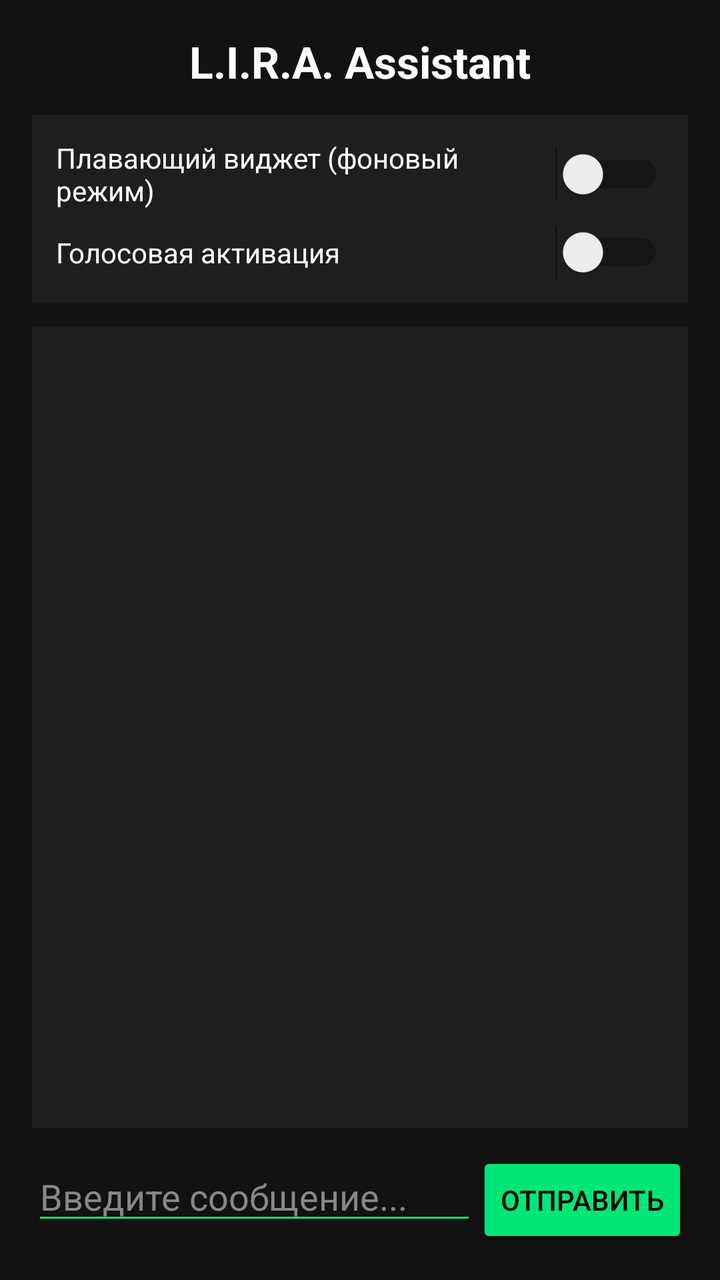
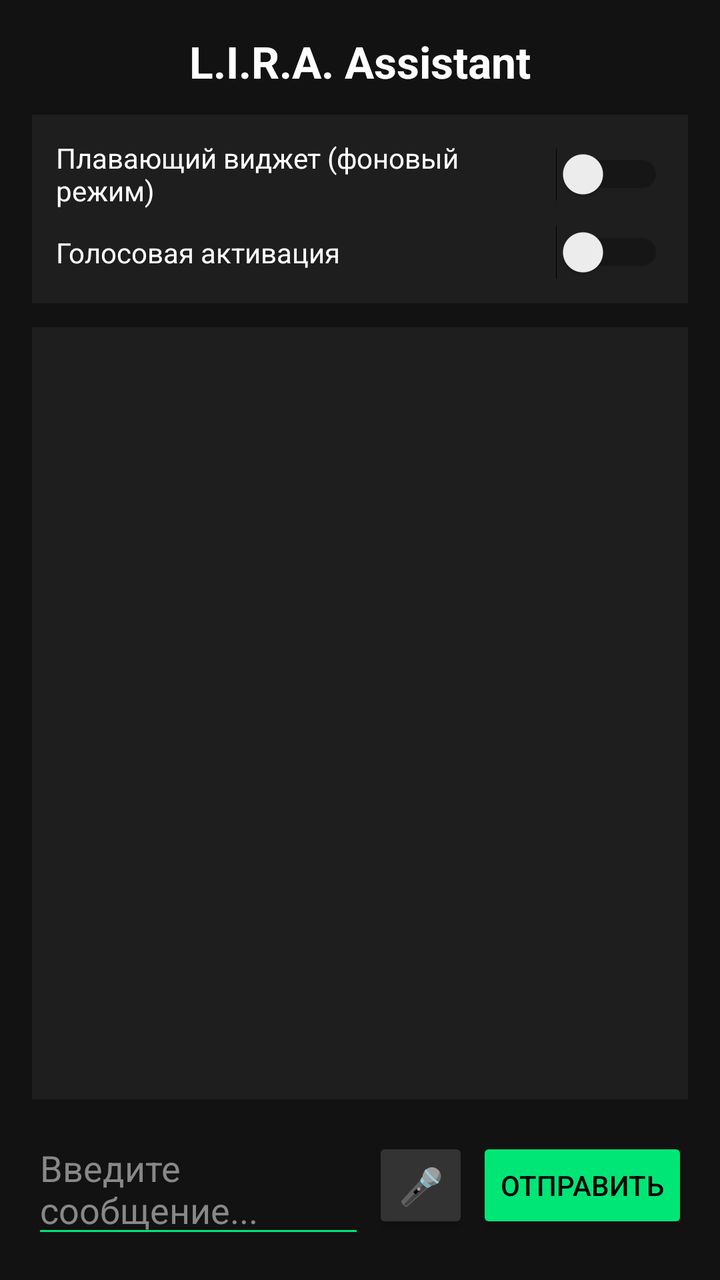

Two renders of the same Android screen: before a commit and after it. Below are the layout's source before the change and the commit's diff.
<!-- AndroidManifest.xml: application theme Theme.AppCompat.DayNight.NoActionBar -->
<!-- res/layout/activity_main.xml -->
<?xml version="1.0" encoding="utf-8"?>
<LinearLayout xmlns:android="http://schemas.android.com/apk/res/android"
    android:layout_width="match_parent"
    android:layout_height="match_parent"
    android:orientation="vertical"
    android:padding="16dp"
    android:background="#121212">

    <TextView
        android:id="@+id/titleText"
        android:layout_width="match_parent"
        android:layout_height="wrap_content"
        android:text="L.I.R.A. Assistant"
        android:textSize="22sp"
        android:textStyle="bold"
        android:textColor="#FFFFFF"
        android:gravity="center"
        android:paddingBottom="12dp"/>

    
    <LinearLayout
        android:layout_width="match_parent"
        android:layout_height="wrap_content"
        android:orientation="vertical"
        android:background="#1E1E1E"
        android:padding="12dp"
        android:layout_marginBottom="12dp">

        <Switch
            android:id="@+id/switchWidget"
            android:layout_width="match_parent"
            android:layout_height="wrap_content"
            android:text="Плавающий виджет (фоновый режим)"
            android:textColor="#FFFFFF"
            android:paddingBottom="8dp"/>

        <Switch
            android:id="@+id/switchVoice"
            android:layout_width="match_parent"
            android:layout_height="wrap_content"
            android:text="Голосовая активация"
            android:textColor="#FFFFFF"/>
    </LinearLayout>

    
    <ScrollView
        android:layout_width="match_parent"
        android:layout_height="0dp"
        android:layout_weight="1"
        android:background="#1E1E1E"
        android:padding="8dp"
        android:layout_marginBottom="12dp">

        <TextView
            android:id="@+id/chatLog"
            android:layout_width="match_parent"
            android:layout_height="wrap_content"
            android:textColor="#00E676"
            android:textSize="14sp"
            android:text="" />
    </ScrollView>

    
    <LinearLayout
        android:layout_width="match_parent"
        android:layout_height="wrap_content"
        android:orientation="horizontal">

        <EditText
            android:id="@+id/inputMessage"
            android:layout_width="0dp"
            android:layout_height="wrap_content"
            android:layout_weight="1"
            android:hint="Введите сообщение..."
            android:textColor="#FFFFFF"
            android:textColorHint="#888888"
            android:backgroundTint="#00E676" />

        <Button
            android:id="@+id/sendButton"
            android:layout_width="wrap_content"
            android:layout_height="wrap_content"
            android:text="Отправить"
            android:backgroundTint="#00E676"
            android:textColor="#000000" />
    </LinearLayout>

</LinearLayout>
<!-- resources referenced by this layout -->
<resources>

</resources>

<!-- the commit's change to res/layout/activity_main.xml (unified diff, before → after) -->
@@ -64,7 +64,8 @@
     <LinearLayout
         android:layout_width="match_parent"
         android:layout_height="wrap_content"
-        android:orientation="horizontal">
+        android:orientation="horizontal"
+        android:gravity="center_vertical">
 
         <EditText
             android:id="@+id/inputMessage"
@@ -77,10 +78,21 @@
             android:backgroundTint="#00E676" />
 
         <Button
+            android:id="@+id/micButton"
+            android:layout_width="48dp"
+            android:layout_height="wrap_content"
+            android:text="🎤"
+            android:textSize="18sp"
+            android:backgroundTint="#333333"
+            android:textColor="#FFFFFF"
+            android:layout_marginStart="4dp"
+            android:layout_marginEnd="4dp" />
+
+        <Button
             android:id="@+id/sendButton"
             android:layout_width="wrap_content"
             android:layout_height="wrap_content"
-            android:text="Отправить"
+            android:text="ОТПРАВИТЬ"
             android:backgroundTint="#00E676"
             android:textColor="#000000" />
     </LinearLayout>
